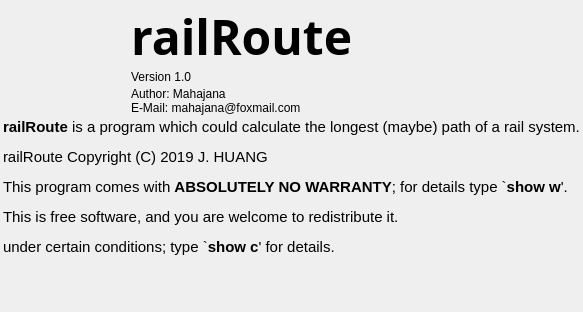
novolife/railRoute, file about.ui: the form before one commit.
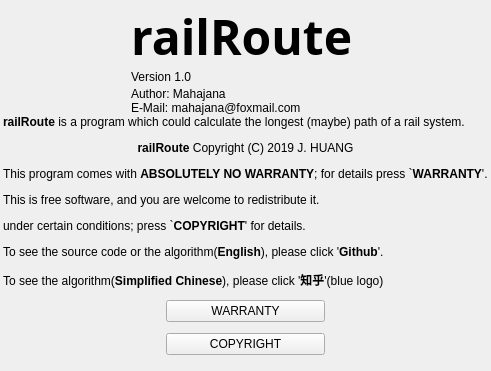
The form after the commit. Icons and pictures are not drawn. Custom widgets are drawn as their Qt base class.

```diff
--- a/about.ui
+++ b/about.ui
@@ -9,8 +9,8 @@
    <rect>
     <x>0</x>
     <y>0</y>
-    <width>574</width>
-    <height>312</height>
+    <width>486</width>
+    <height>371</height>
    </rect>
   </property>
   <property name="sizePolicy">
@@ -44,23 +44,8 @@
     <number>3</number>
    </property>
    <item>
-    <layout class="QVBoxLayout" name="verticalLayout_4" stretch="0,0,0">
+    <layout class="QVBoxLayout" name="verticalLayout_4">
      <property name="spacing">
-      <number>3</number>
-     </property>
-     <property name="sizeConstraint">
-      <enum>QLayout::SetDefaultConstraint</enum>
-     </property>
-     <property name="leftMargin">
-      <number>0</number>
-     </property>
-     <property name="topMargin">
-      <number>0</number>
-     </property>
-     <property name="rightMargin">
-      <number>0</number>
-     </property>
-     <property name="bottomMargin">
       <number>0</number>
      </property>
      <item>
@@ -226,7 +211,7 @@
         </font>
        </property>
        <property name="text">
-        <string>&lt;html&gt;&lt;head/&gt;&lt;body&gt;&lt;p&gt;&lt;span style=&quot; font-size:11pt; font-weight:600;&quot;&gt;railRoute&lt;/span&gt;&lt;span style=&quot; font-size:11pt;&quot;&gt; is a program which could calculate the longest (maybe) path of a rail system.&lt;/span&gt;&lt;/p&gt;&lt;p&gt;&lt;span style=&quot; font-size:11pt;&quot;&gt;railRoute Copyright (C) 2019 J. HUANG&lt;/span&gt;&lt;/p&gt;&lt;p&gt;&lt;span style=&quot; font-size:11pt;&quot;&gt;This program comes with &lt;/span&gt;&lt;span style=&quot; font-size:11pt; font-weight:600;&quot;&gt;ABSOLUTELY NO WARRANTY&lt;/span&gt;&lt;span style=&quot; font-size:11pt;&quot;&gt;; for details type `&lt;/span&gt;&lt;span style=&quot; font-size:11pt; font-weight:600;&quot;&gt;show w&lt;/span&gt;&lt;span style=&quot; font-size:11pt;&quot;&gt;'.&lt;/span&gt;&lt;/p&gt;&lt;p&gt;&lt;span style=&quot; font-size:11pt;&quot;&gt;This is free software, and you are welcome to redistribute it.&lt;/span&gt;&lt;/p&gt;&lt;p&gt;&lt;span style=&quot; font-size:11pt;&quot;&gt;under certain conditions; type `&lt;/span&gt;&lt;span style=&quot; font-size:11pt; font-weight:600;&quot;&gt;show c&lt;/span&gt;&lt;span style=&quot; font-size:11pt;&quot;&gt;' for details.&lt;/span&gt;&lt;/p&gt;&lt;/body&gt;&lt;/html&gt;</string>
+        <string>&lt;html&gt;&lt;head/&gt;&lt;body&gt;&lt;p&gt;&lt;span style=&quot; font-size:9pt; font-weight:600;&quot;&gt;railRoute&lt;/span&gt;&lt;span style=&quot; font-size:9pt;&quot;&gt; is a program which could calculate the longest (maybe) path of a rail system.&lt;/span&gt;&lt;/p&gt;&lt;p align=&quot;center&quot;&gt;&lt;span style=&quot; font-size:9pt; font-weight:600;&quot;&gt;railRoute&lt;/span&gt;&lt;span style=&quot; font-size:9pt;&quot;&gt; Copyright (C) 2019 J. HUANG&lt;/span&gt;&lt;/p&gt;&lt;p&gt;&lt;span style=&quot; font-size:9pt;&quot;&gt;This program comes with &lt;/span&gt;&lt;span style=&quot; font-size:9pt; font-weight:600;&quot;&gt;ABSOLUTELY NO WARRANTY&lt;/span&gt;&lt;span style=&quot; font-size:9pt;&quot;&gt;; for details press `&lt;/span&gt;&lt;span style=&quot; font-size:9pt; font-weight:600;&quot;&gt;WARRANTY&lt;/span&gt;&lt;span style=&quot; font-size:9pt;&quot;&gt;'.&lt;/span&gt;&lt;/p&gt;&lt;p&gt;&lt;span style=&quot; font-size:9pt;&quot;&gt;This is free software, and you are welcome to redistribute it.&lt;/span&gt;&lt;/p&gt;&lt;p&gt;&lt;span style=&quot; font-size:9pt;&quot;&gt;under certain conditions; press `&lt;/span&gt;&lt;span style=&quot; font-size:9pt; font-weight:600;&quot;&gt;COPYRIGHT&lt;/span&gt;&lt;span style=&quot; font-size:9pt;&quot;&gt;' for details.&lt;/span&gt;&lt;/p&gt;&lt;p&gt;&lt;span style=&quot; font-size:9pt;&quot;&gt;To see the source code or the algorithm(&lt;/span&gt;&lt;span style=&quot; font-size:9pt; font-weight:600;&quot;&gt;English&lt;/span&gt;&lt;span style=&quot; font-size:9pt;&quot;&gt;), please click '&lt;/span&gt;&lt;span style=&quot; font-size:9pt; font-weight:600;&quot;&gt;Github&lt;/span&gt;&lt;span style=&quot; font-size:9pt;&quot;&gt;'.&lt;/span&gt;&lt;/p&gt;&lt;p&gt;&lt;span style=&quot; font-size:9pt;&quot;&gt;To see the algorithm(&lt;/span&gt;&lt;span style=&quot; font-size:9pt; font-weight:600;&quot;&gt;Simplified Chinese&lt;/span&gt;&lt;span style=&quot; font-size:9pt;&quot;&gt;), please click '&lt;/span&gt;&lt;span style=&quot; font-size:9pt; font-weight:600;&quot;&gt;知乎&lt;/span&gt;&lt;span style=&quot; font-size:9pt;&quot;&gt;'(blue logo)&lt;/span&gt;&lt;/p&gt;&lt;/body&gt;&lt;/html&gt;</string>
        </property>
        <property name="textInteractionFlags">
         <set>Qt::LinksAccessibleByMouse</set>
@@ -234,9 +219,60 @@
       </widget>
      </item>
      <item>
+      <layout class="QHBoxLayout" name="horizontalLayout">
+       <property name="spacing">
+        <number>3</number>
+       </property>
+       <property name="topMargin">
+        <number>3</number>
+       </property>
+       <property name="bottomMargin">
+        <number>3</number>
+       </property>
+       <item>
+        <widget class="clickLabel" name="zhihuLabel">
+         <property name="sizePolicy">
+          <sizepolicy hsizetype="Minimum" vsizetype="Preferred">
+           <horstretch>0</horstretch>
+           <verstretch>0</verstretch>
+          </sizepolicy>
+         </property>
+         <property name="cursor">
+          <cursorShape>PointingHandCursor</cursorShape>
+         </property>
+         <property name="styleSheet">
+          <string notr="true">image: url(:/res/img/logo/zhihu_white.png);</string>
+         </property>
+         <property name="text">
+          <string/>
+         </property>
+         <property name="margin">
+          <number>0</number>
+         </property>
+        </widget>
+       </item>
+       <item>
+        <layout class="QVBoxLayout" name="verticalLayout_6">
+         <item>
+          <widget class="QPushButton" name="warrantyButton">
+           <property name="text">
+            <string>WARRANTY</string>
+           </property>
+          </widget>
+         </item>
+         <item>
+          <widget class="QPushButton" name="copyrightButton">
+           <property name="text">
+            <string>COPYRIGHT</string>
+           </property>
+          </widget>
+         </item>
+        </layout>
+       </item>
+       <item>
       <widget class="clickLabel" name="githubLabel">
        <property name="sizePolicy">
-        <sizepolicy hsizetype="Preferred" vsizetype="Expanding">
+          <sizepolicy hsizetype="Minimum" vsizetype="Expanding">
          <horstretch>0</horstretch>
          <verstretch>0</verstretch>
         </sizepolicy>
@@ -257,6 +293,8 @@
         <string/>
        </property>
       </widget>
+       </item>
+      </layout>
      </item>
     </layout>
    </item>
```
Left out of the diff: 4 changed lines with no effect on the pictures. Lines whose indentation alone changed are shown as unchanged.
